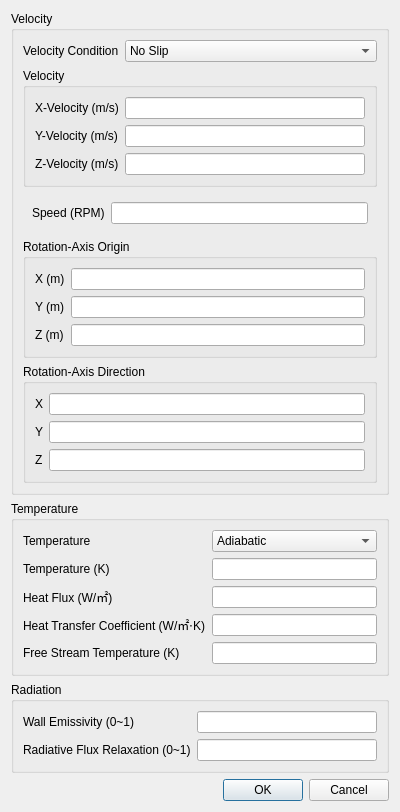
This is view/setup/boundary_conditions/wall_dialog.ui in nextfoam/baram as Qt 5 draws it before an edit. The edited form follows.
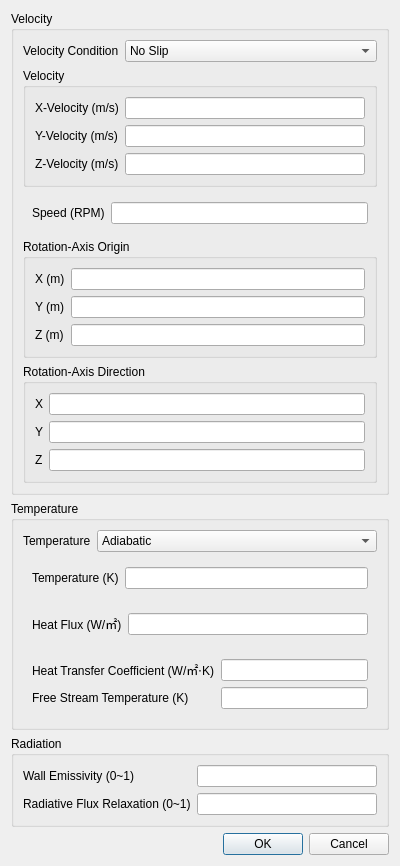
This is the edited form.

Commit message: Improve dialog resize Source code clean up - Remove _setup methods - Enum class naming convention - Change the load/save execution method of content view pages Load data to Boundary Conditions Page and Supersonic Boundary Condition Dialog. Apply custom signals to custom widgets

What changed in the file:
```diff
--- a/view/setup/boundary_conditions/wall_dialog.ui
+++ b/view/setup/boundary_conditions/wall_dialog.ui
@@ -7,7 +7,7 @@
     <x>0</x>
     <y>0</y>
     <width>400</width>
-    <height>780</height>
+    <height>834</height>
    </rect>
   </property>
   <property name="minimumSize">
@@ -329,7 +329,22 @@
         <property name="title">
          <string>Temperature</string>
         </property>
-        <layout class="QFormLayout" name="formLayout_6">
+        <layout class="QVBoxLayout" name="verticalLayout_5">
+         <item>
+          <widget class="QWidget" name="widget" native="true">
+           <layout class="QFormLayout" name="formLayout_8">
+            <property name="leftMargin">
+             <number>0</number>
+            </property>
+            <property name="topMargin">
+             <number>0</number>
+            </property>
+            <property name="rightMargin">
+             <number>0</number>
+            </property>
+            <property name="bottomMargin">
+             <number>0</number>
+            </property>
          <item row="0" column="0">
           <widget class="QLabel" name="label_12">
            <property name="text">
@@ -361,14 +376,20 @@
            </item>
           </widget>
          </item>
-         <item row="1" column="0">
+           </layout>
+          </widget>
+         </item>
+         <item>
+          <widget class="QWidget" name="constantTemperature" native="true">
+           <layout class="QFormLayout" name="formLayout_9">
+            <item row="0" column="0">
           <widget class="QLabel" name="temperatureLabel">
            <property name="text">
             <string>Temperature (K)</string>
            </property>
           </widget>
          </item>
-         <item row="1" column="1">
+            <item row="0" column="1">
           <widget class="QLineEdit" name="temperature">
            <property name="sizePolicy">
             <sizepolicy hsizetype="Expanding" vsizetype="Fixed">
@@ -378,14 +399,20 @@
            </property>
           </widget>
          </item>
-         <item row="2" column="0">
+           </layout>
+          </widget>
+         </item>
+         <item>
+          <widget class="QWidget" name="constantHeatFlux" native="true">
+           <layout class="QFormLayout" name="formLayout_10">
+            <item row="0" column="0">
           <widget class="QLabel" name="heatFluxLabel">
            <property name="text">
             <string>Heat Flux (W/㎡)</string>
            </property>
           </widget>
          </item>
-         <item row="2" column="1">
+            <item row="0" column="1">
           <widget class="QLineEdit" name="heatFlux">
            <property name="sizePolicy">
             <sizepolicy hsizetype="Expanding" vsizetype="Fixed">
@@ -395,14 +422,20 @@
            </property>
           </widget>
          </item>
-         <item row="3" column="0">
+           </layout>
+          </widget>
+         </item>
+         <item>
+          <widget class="QWidget" name="convection" native="true">
+           <layout class="QFormLayout" name="formLayout_11">
+            <item row="0" column="0">
           <widget class="QLabel" name="heatTransferCoefficientLabel">
            <property name="text">
             <string>Heat Transfer Coefficient (W/㎡⋅K)</string>
            </property>
           </widget>
          </item>
-         <item row="3" column="1">
+            <item row="0" column="1">
           <widget class="QLineEdit" name="heatTransferCoefficient">
            <property name="sizePolicy">
             <sizepolicy hsizetype="Expanding" vsizetype="Fixed">
@@ -412,14 +445,14 @@
            </property>
           </widget>
          </item>
-         <item row="4" column="0">
+            <item row="1" column="0">
           <widget class="QLabel" name="freeStreamTemperatureLabel">
            <property name="text">
             <string>Free Stream Temperature (K)</string>
            </property>
           </widget>
          </item>
-         <item row="4" column="1">
+            <item row="1" column="1">
           <widget class="QLineEdit" name="freeStreamTemperature">
            <property name="sizePolicy">
             <sizepolicy hsizetype="Expanding" vsizetype="Fixed">
@@ -427,6 +460,9 @@
              <verstretch>0</verstretch>
             </sizepolicy>
            </property>
+             </widget>
+            </item>
+           </layout>
           </widget>
          </item>
         </layout>
```
Lines whose indentation alone changed are shown as unchanged. The commit also changes 71 other files.
